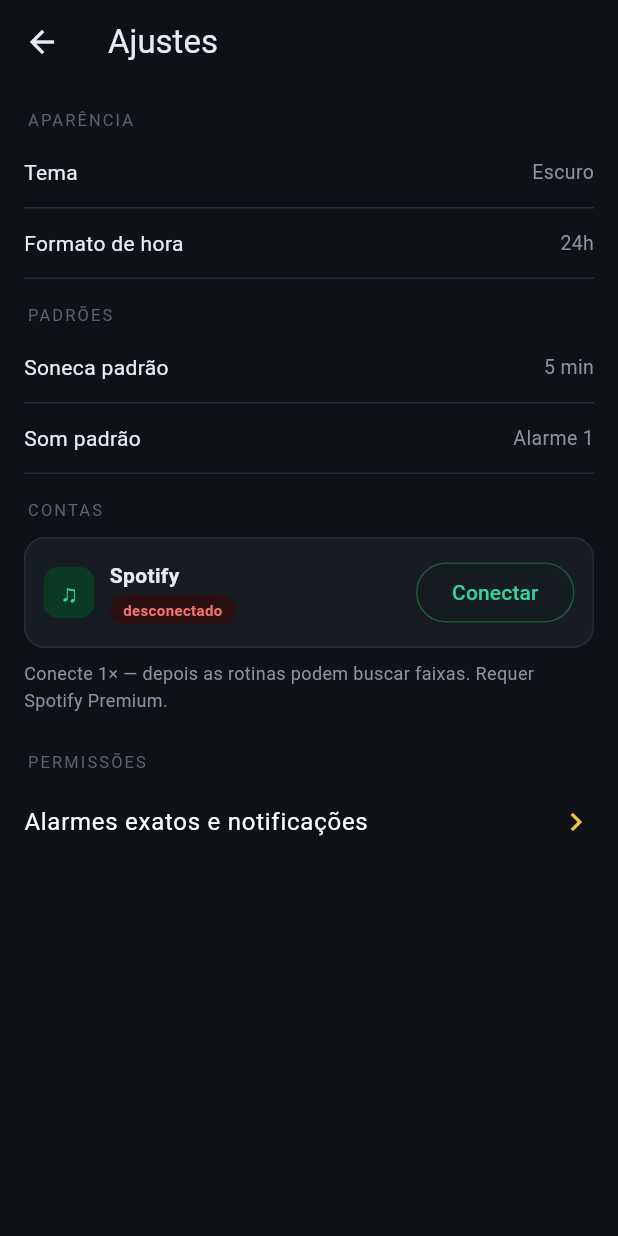
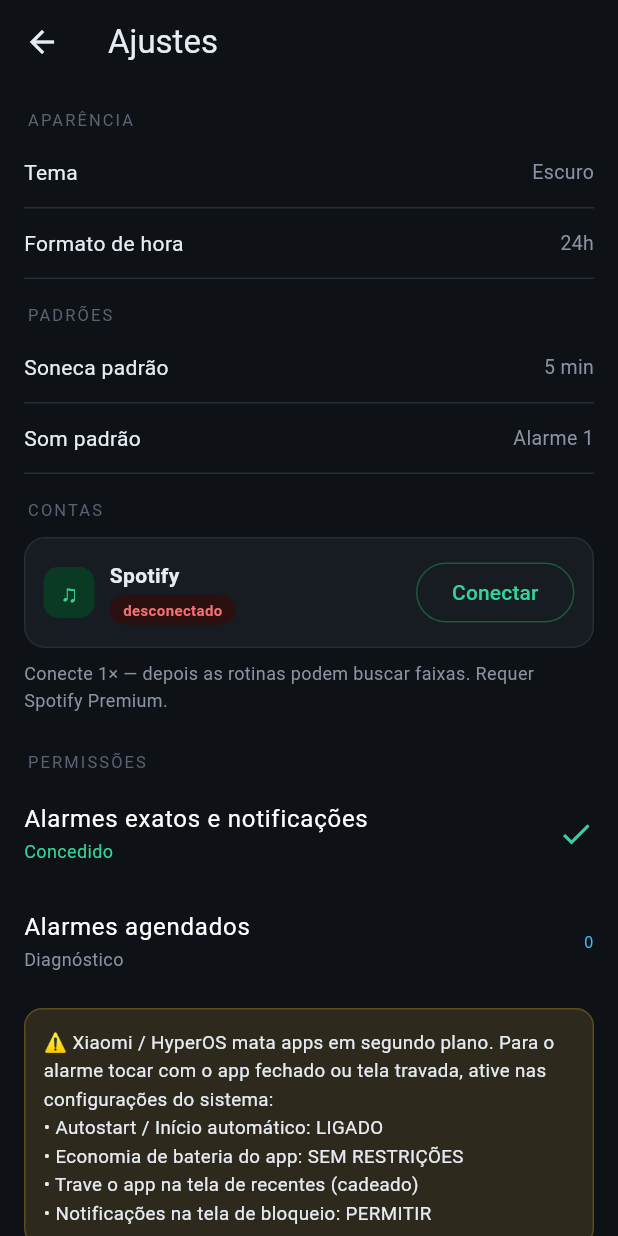
Before and after one commit to sayuno/Raccoon.Timer, a Flutter app: the SettingsScreen screen opened directly, after a tap on "Alarmes exatos e notificações", on a phone screen of 412 x 824 dp. Run offline on Flutter 3.47's test engine with Material 3 defaults, Android fonts, the phone set to English and light mode, and no system bars; our stand-ins replace drift, file_picker, flutter_local_notifications, flutter_riverpod, flutter_secure_storage, flutter_timezone and 2 more; missing offline and left inert: spotify_sdk; accounts and stored records are empty; generated files the repository leaves out were written again.

Commit message:
feat: exact-alarm status/grant + scheduled-alarm diagnostic + HyperOS guidance (v1.0.4+5)
Background firing on Xiaomi/HyperOS needs exact-alarm permission + autostart +
no battery restriction. Settings now shows exact-alarm status with a one-tap grant,
a count of scheduled alarms (diagnostic), and a HyperOS checklist.

- NotificationService.exactAlarmsAllowed() + pendingCount()
- Settings: permission status, grant action, diagnostics, Xiaomi note

universal release APK.

```diff
--- a/lib/features/settings/settings_screen.dart
+++ b/lib/features/settings/settings_screen.dart
@@ -15,6 +15,8 @@ class SettingsScreen extends ConsumerStatefulWidget {
 
 class _SettingsScreenState extends ConsumerState<SettingsScreen> {
   bool _spotifyConnected = false;
+  bool _exactOk = true;
+  int _pending = 0;
 
   @override
   void initState() {
@@ -25,7 +27,20 @@ class _SettingsScreenState extends ConsumerState<SettingsScreen> {
   Future<void> _load() async {
     final db = ref.read(databaseProvider);
     final v = await db.getSetting('spotify_connected');
-    if (mounted) setState(() => _spotifyConnected = v == '1');
+    final exact = await NotificationService.instance.exactAlarmsAllowed();
+    final pending = await NotificationService.instance.pendingCount();
+    if (mounted) {
+      setState(() {
+        _spotifyConnected = v == '1';
+        _exactOk = exact;
+        _pending = pending;
+      });
+    }
+  }
+
+  Future<void> _grantPermissions() async {
+    await NotificationService.instance.requestPermissions();
+    await _load();
   }
 
   bool _busy = false;
@@ -82,9 +97,40 @@ class _SettingsScreenState extends ConsumerState<SettingsScreen> {
           ListTile(
             contentPadding: EdgeInsets.zero,
             title: const Text('Alarmes exatos e notificações'),
-            trailing: const Icon(Icons.chevron_right, color: AppColors.gold),
-            onTap: () => NotificationService.instance.requestPermissions(),
+            subtitle: Text(
+              _exactOk ? 'Concedido' : 'Necessário para o alarme tocar na hora',
+              style: TextStyle(color: _exactOk ? AppColors.good : AppColors.bad, fontSize: 12),
+            ),
+            trailing: _exactOk
+                ? const Icon(Icons.check, color: AppColors.good)
+                : const Icon(Icons.chevron_right, color: AppColors.gold),
+            onTap: _grantPermissions,
           ),
+          ListTile(
+            contentPadding: EdgeInsets.zero,
+            title: const Text('Alarmes agendados'),
+            subtitle: const Text('Diagnóstico', style: TextStyle(color: AppColors.muted, fontSize: 12)),
+            trailing: Text('$_pending', style: const TextStyle(fontFamily: kMonoFont, color: AppColors.cyan)),
+          ),
+          const SizedBox(height: 8),
+          Container(
+            padding: const EdgeInsets.all(12),
+            decoration: BoxDecoration(
+              color: const Color(0x22F5C542),
+              borderRadius: BorderRadius.circular(12),
+              border: Border.all(color: const Color(0xFF5A4D1E)),
+            ),
+            child: const Text(
+              '⚠️ Xiaomi / HyperOS mata apps em segundo plano. Para o alarme tocar '
+              'com o app fechado ou tela travada, ative nas configurações do sistema:\n'
+              '• Autostart / Início automático: LIGADO\n'
+              '• Economia de bateria do app: SEM RESTRIÇÕES\n'
+              '• Trave o app na tela de recentes (cadeado)\n'
+              '• Notificações na tela de bloqueio: PERMITIR',
+              style: TextStyle(color: AppColors.text, fontSize: 12.5, height: 1.5),
+            ),
+          ),
+          const SizedBox(height: 24),
         ],
       ),
     );
--- a/pubspec.yaml
+++ b/pubspec.yaml
@@ -16,7 +16,7 @@ publish_to: 'none' # Remove this line if you wish to publish to pub.dev
 # https://developer.apple.com/library/archive/documentation/General/Reference/InfoPlistKeyReference/Articles/CoreFoundationKeys.html
 # In Windows, build-name is used as the major, minor, and patch parts
 # of the product and file versions while build-number is used as the build suffix.
-version: 1.0.3+4
+version: 1.0.4+5
 
 environment:
   sdk: ^3.12.2
```
Also changed, not shown: lib/services/notification_service.dart (+21 -0 lines).
